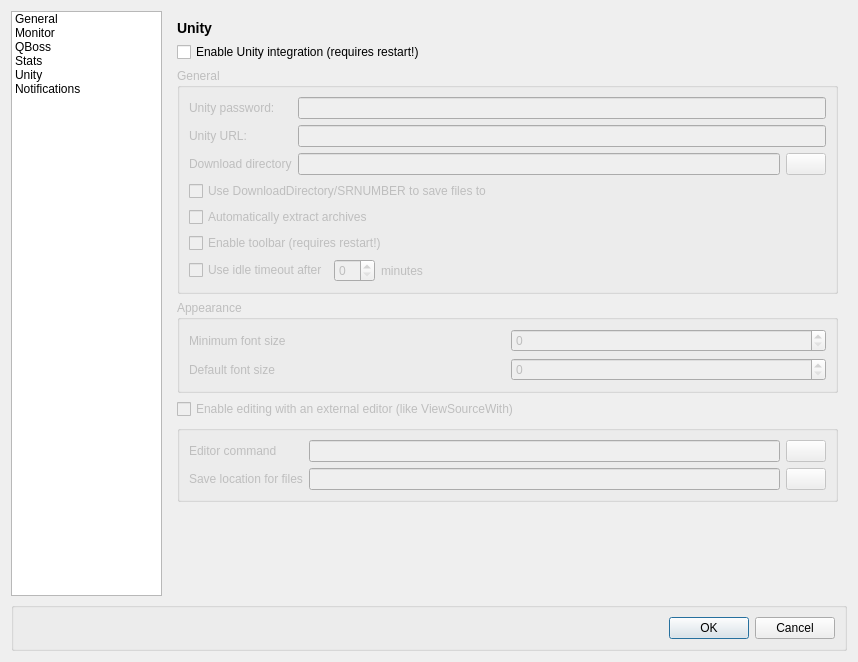
Above: ui/configdialog.ui from bochi/kueue before the change. Below: the same form after it.
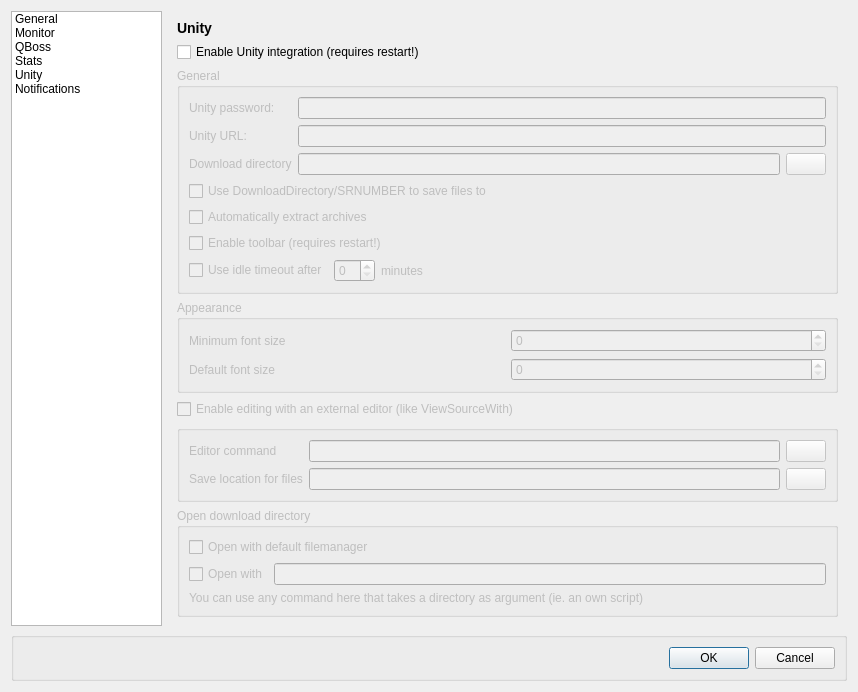
That is the form after the change. The open tabs and pages were chosen to show the change. Icons and pictures are not drawn.

Commit message: download dir

Patch:
```diff
--- a/ui/configdialog.ui
+++ b/ui/configdialog.ui
@@ -7,7 +7,7 @@
     <x>0</x>
     <y>0</y>
     <width>858</width>
-    <height>639</height>
+    <height>684</height>
    </rect>
   </property>
   <property name="windowTitle">
@@ -1259,7 +1259,7 @@
            </layout>
           </widget>
          </item>
-         <item row="6" column="0">
+         <item row="7" column="0">
           <spacer name="verticalSpacer_2">
            <property name="orientation">
             <enum>Qt::Vertical</enum>
@@ -1272,6 +1272,46 @@
            </property>
           </spacer>
          </item>
+         <item row="6" column="0">
+          <widget class="QGroupBox" name="downloadManagerBox">
+           <property name="enabled">
+            <bool>false</bool>
+           </property>
+           <property name="title">
+            <string>Open download directory</string>
+           </property>
+           <layout class="QGridLayout" name="gridLayout_18">
+            <item row="0" column="0" colspan="2">
+             <widget class="QCheckBox" name="cfg_defaultFileManager">
+              <property name="text">
+               <string>Open with default filemanager</string>
+              </property>
+             </widget>
+            </item>
+            <item row="1" column="0">
+             <widget class="QCheckBox" name="cfg_otherFileManager">
+              <property name="text">
+               <string>Open with</string>
+              </property>
+             </widget>
+            </item>
+            <item row="1" column="1">
+             <widget class="QLineEdit" name="cfg_otherFileManagerCommand">
+              <property name="enabled">
+               <bool>false</bool>
+              </property>
+             </widget>
+            </item>
+            <item row="2" column="0" colspan="2">
+             <widget class="QLabel" name="dlDirLabel">
+              <property name="text">
+               <string>You can use any command here that takes a directory as argument (ie. an own script)</string>
+              </property>
+             </widget>
+            </item>
+           </layout>
+          </widget>
+         </item>
         </layout>
        </widget>
        <widget class="QWidget" name="page_2">
```
Left out of the diff: 18 changed lines with no effect on the pictures. The commit also changes 6 other files.
